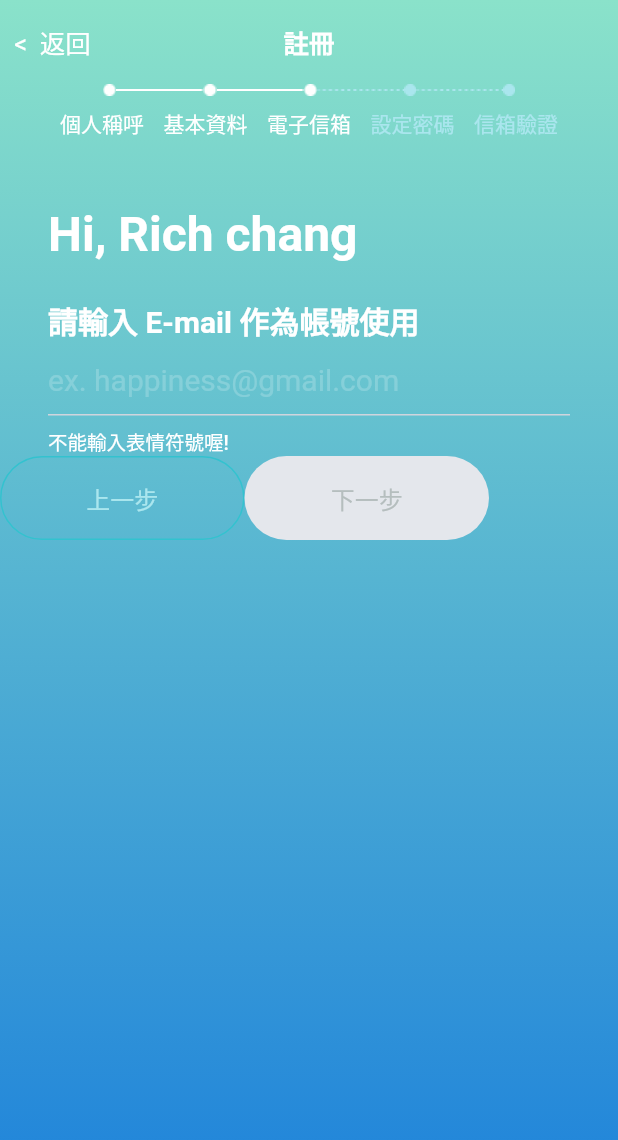
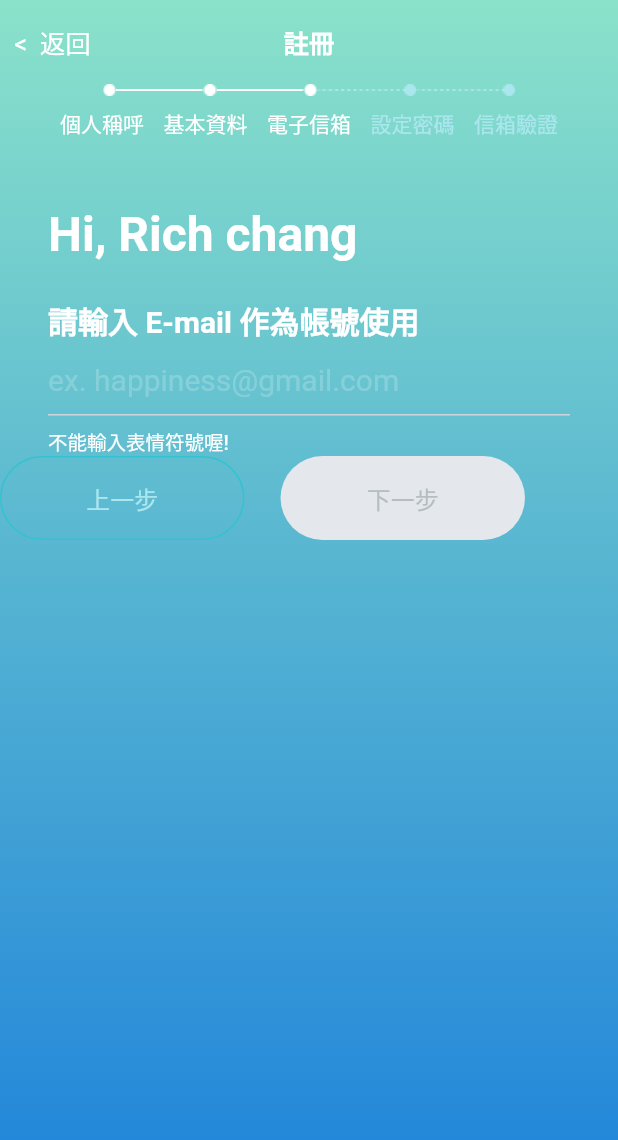
Before and after one commit to rich-chang/f_app, a Flutter app: the SignupFlowEmail screen opened directly, on a phone screen of 412 x 824 dp. Shown: the top 1140 px of the screen. Run offline on Flutter 3.47's test engine with Material 2 defaults, Android fonts, the phone set to English and light mode, and no system bars; our stand-ins replace flutter_svg, introduction_screen; Roboto replaces fonts that are missing (Noto Sans TC, SF Pro Text).

Commit message:
Fixed width/height typo

```diff
--- a/lib/screen/signup/signup_flow_email.dart
+++ b/lib/screen/signup/signup_flow_email.dart
@@ -255,7 +255,7 @@ class _SignupFlowEmailState extends State<SignupFlowEmail> {
                     ),
                   ),
                   const SizedBox(
-                    height: 24,
+                    width: 24,
                   ),
                   SizedBox(
                     width: MediaQuery.of(context).size.width > 400 ? 163 : 150,
```
